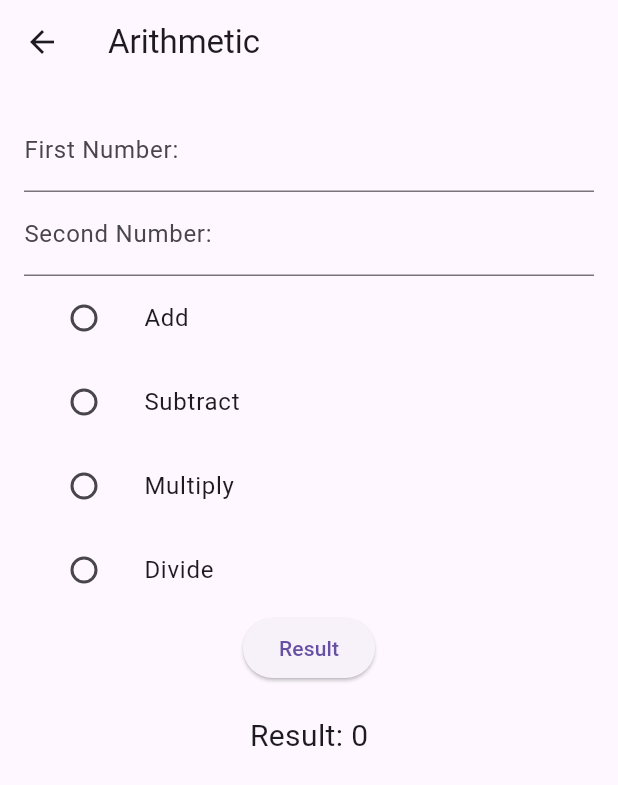
After one commit to Ral53/first_program41, a Flutter app: the screen it shows after launch, after a tap on "Go to Arithmetic", on a phone screen of 412 x 824 dp. The commit adds this screen. Shown: the top 785 px of the screen. Run offline on Flutter 3.47's test engine with Material 3 defaults, Android fonts, the phone set to English and light mode, and no system bars; our stand-ins replace font_awesome_flutter.

Commit message:
pushing remining stuff

```diff
--- a/lib/app.dart
+++ b/lib/app.dart
@@ -1,4 +1,3 @@
-// import 'package:first_program/view/dashboard.dart';
 import 'package:first_program/view/dashboard.dart';
 import 'package:flutter/material.dart';
 
--- /dev/null
+++ b/lib/model/arithmetic_radio_model.dart
@@ -0,0 +1,25 @@
+class ArithmeticRadioModel {
+  final int first;
+  final int second;
+
+  ArithmeticRadioModel({required this.first, required this.second});
+
+  int add() {
+    return first + second;
+  }
+
+  int sub() {
+    return first - second;
+  }
+
+  int mult() {
+    return first * second;
+  }
+
+  double divide() {
+    if (second == 0) {
+      throw Exception("Cannot divide by zero");
+    }
+    return first / second;
+  }
+}
--- /dev/null
+++ b/lib/view/arithmetic_radio_view.dart
@@ -0,0 +1,123 @@
+import 'package:first_program/model/arithmetic_radio_model.dart';
+import 'package:flutter/material.dart';
+
+class ArithmeticRadioView extends StatefulWidget {
+  const ArithmeticRadioView({super.key});
+
+  @override
+  State<ArithmeticRadioView> createState() => _ArithmeticRadioViewState();
+}
+
+class _ArithmeticRadioViewState extends State<ArithmeticRadioView> {
+  late ArithmeticRadioModel arithmeticRadioModel;
+
+  String result = "0";
+
+  final firstController = TextEditingController();
+  final secondController = TextEditingController();
+
+  final myKey = GlobalKey<FormState>();
+  String? group;
+
+  void calculate() {
+    try {
+      arithmeticRadioModel = ArithmeticRadioModel(
+        first: int.parse(firstController.text),
+        second: int.parse(secondController.text),
+      );
+
+      setState(() {
+        if (group == "add") {
+          result = arithmeticRadioModel.add().toString();
+        } else if (group == "sub") {
+          result = arithmeticRadioModel.sub().toString();
+        } else if (group == "mult") {
+          result = arithmeticRadioModel.mult().toString();
+        } else if (group == "div") {
+          result = arithmeticRadioModel.divide().toStringAsFixed(2);
+        } else {
+          result = "Please select an operation";
+        }
+      });
+    } catch (e) {
+      setState(() {
+        result = "Error: ${e.toString()}";
+      });
+    }
+  }
+
+  @override
+  Widget build(BuildContext context) {
+    return Scaffold(
+      appBar: AppBar(title: const Text("Arithmetic")),
+      body: Padding(
+        padding: const EdgeInsets.all(16.0),
+        child: Column(
+          children: [
+            TextFormField(
+              controller: firstController,
+              keyboardType: TextInputType.number,
+              decoration: const InputDecoration(labelText: "First Number:"),
+            ),
+            TextFormField(
+              controller: secondController,
+              keyboardType: TextInputType.number,
+              decoration: const InputDecoration(labelText: "Second Number:"),
+            ),
+            ListTile(
+              title: const Text("Add"),
+              leading: Radio<String>(
+                value: "add",
+                groupValue: group,
+                onChanged: (String? value) {
+                  setState(() {
+                    group = value;
+                  });
+                },
+              ),
+            ),
+            ListTile(
+              title: const Text("Subtract"),
+              leading: Radio<String>(
+                value: "sub",
+                groupValue: group,
+                onChanged: (String? value) {
+                  setState(() {
+                    group = value;
+                  });
+                },
+              ),
+            ),
+            ListTile(
+              title: const Text("Multiply"),
+              leading: Radio<String>(
+                value: "mult",
+                groupValue: group,
+                onChanged: (String? value) {
+                  setState(() {
+                    group = value;
+                  });
+                },
+              ),
+            ),
+            ListTile(
+              title: const Text("Divide"),
+              leading: Radio<String>(
+                value: "div",
+                groupValue: group,
+                onChanged: (String? value) {
+                  setState(() {
+                    group = value;
+                  });
+                },
+              ),
+            ),
+            ElevatedButton(onPressed: calculate, child: const Text("Result")),
+            const SizedBox(height: 20),
+            Text("Result: $result", style: const TextStyle(fontSize: 20)),
+          ],
+        ),
+      ),
+    );
+  }
+}
--- a/lib/view/dashboard.dart
+++ b/lib/view/dashboard.dart
@@ -1,7 +1,11 @@
 import 'package:first_program/view/arear_of_circle.dart';
+import 'package:first_program/view/arithmetic_radio_view.dart';
 import 'package:first_program/view/armstrong_view.dart';
+import 'package:first_program/view/column_view.dart';
+import 'package:first_program/view/column_view2.dart';
 import 'package:first_program/view/first_view.dart';
 import 'package:first_program/view/layout_view.dart';
+import 'package:first_program/view/list_tile_view.dart';
 import 'package:first_program/view/palindrome_view.dart';
 import 'package:first_program/view/simple_interest.dart';
 import 'package:flutter/material.dart';
@@ -75,6 +79,44 @@ class Dashboard extends StatelessWidget {
               },
               child: const Text("Go to Layout_View"),
             ),
+            ElevatedButton(
+              onPressed: () {
+                Navigator.push(
+                  context,
+                  MaterialPageRoute(builder: (_) => const ColumnView()),
+                );
+              },
+              child: const Text("Go to Column View"),
+            ),
+            ElevatedButton(
+              onPressed: () {
+                Navigator.push(
+                  context,
+                  MaterialPageRoute(builder: (_) => const ColumnView2()),
+                );
+              },
+              child: const Text("Go to Column View2"),
+            ),
+            ElevatedButton(
+              onPressed: () {
+                Navigator.push(
+                  context,
+                  MaterialPageRoute(builder: (_) => const ListTileView()),
+                );
+              },
+              child: const Text("Go to List Tile"),
+            ),
+            ElevatedButton(
+              onPressed: () {
+                Navigator.push(
+                  context,
+                  MaterialPageRoute(
+                    builder: (_) => const ArithmeticRadioView(),
+                  ),
+                );
+              },
+              child: const Text("Go to Arithmetic"),
+            ),
           ],
         ),
       ),
```
Also changed, not shown: lib/view/column_view.dart (added, +24 -0 lines), lib/view/column_view2.dart (added, +27 -0 lines), lib/view/list_tile_view.dart (added, +23 -0 lines).
